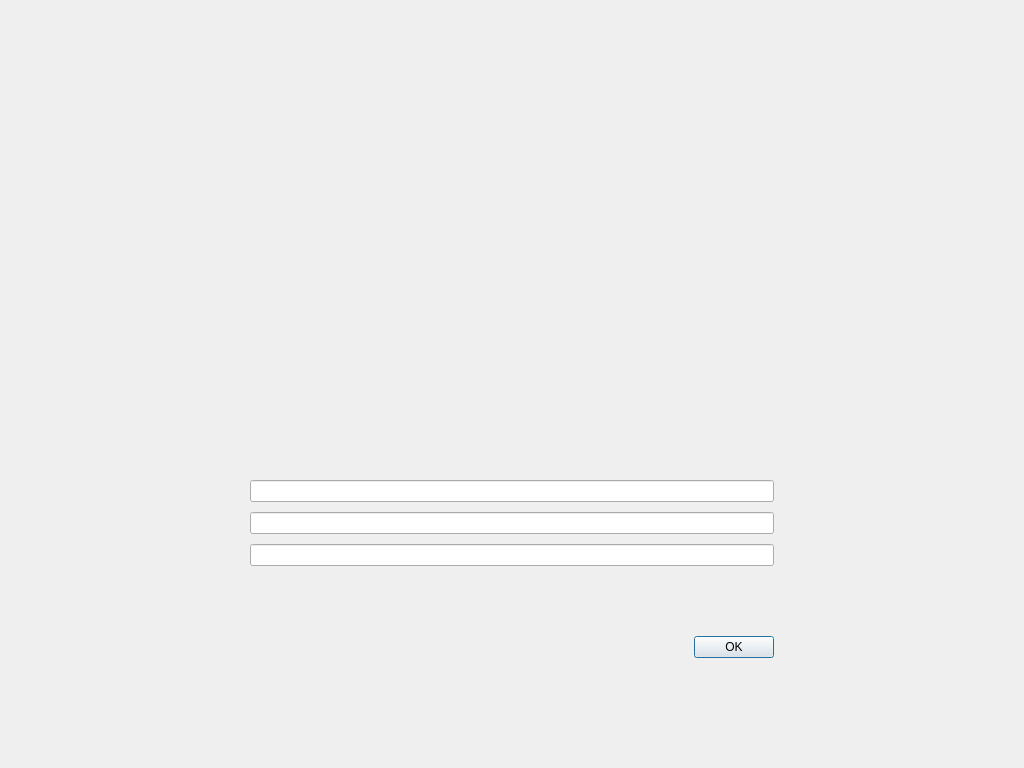
VeriConomy/vericoin, file src/qt/forms/askpassphrasepage.ui: the form before one commit.
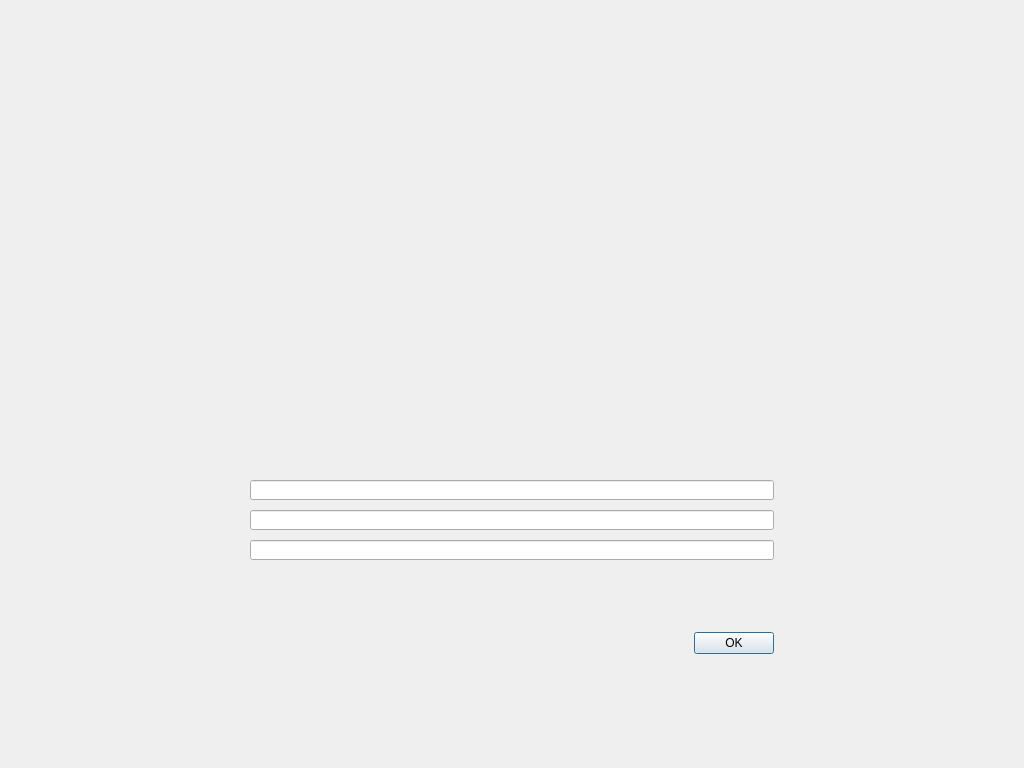
The form after the commit.

Commit message: fix for login page on netbooks

What changed in the file:
```diff
--- a/src/qt/forms/askpassphrasepage.ui
+++ b/src/qt/forms/askpassphrasepage.ui
@@ -66,7 +66,7 @@
        <property name="minimumSize">
         <size>
          <width>480</width>
-         <height>0</height>
+         <height>20</height>
         </size>
        </property>
        <property name="echoMode">
@@ -82,7 +82,7 @@
        <property name="minimumSize">
         <size>
          <width>480</width>
-         <height>0</height>
+         <height>20</height>
         </size>
        </property>
        <property name="echoMode">
@@ -95,7 +95,7 @@
        <property name="minimumSize">
         <size>
          <width>480</width>
-         <height>0</height>
+         <height>20</height>
         </size>
        </property>
        <property name="echoMode">
@@ -140,6 +140,12 @@
      </item>
      <item row="6" column="1">
       <widget class="QDialogButtonBox" name="buttonBox">
+       <property name="minimumSize">
+        <size>
+         <width>480</width>
+         <height>27</height>
+        </size>
+       </property>
        <property name="orientation">
         <enum>Qt::Horizontal</enum>
        </property>
```
The commit also changes 1 other file.
